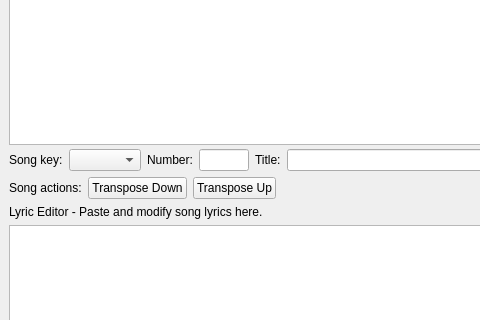
This is src/softchordeditor.ui in matvey83/softChord as Qt 5 draws it before an edit; both pictures show x 0 to 480 and y 243 to 563 of the 1091 by 878 pixel window. The edited form follows.
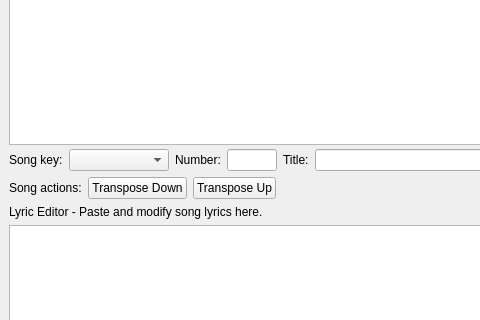
This is the edited form.

Commit message: Improved the items in the song keys menu.

The edit to the form file:
```diff
--- a/src/softchordeditor.ui
+++ b/src/softchordeditor.ui
@@ -122,7 +122,14 @@
            </widget>
           </item>
           <item>
-           <widget class="QComboBox" name="song_key_menu"/>
+           <widget class="QComboBox" name="song_key_menu">
+            <property name="minimumSize">
+             <size>
+              <width>100</width>
+              <height>0</height>
+             </size>
+            </property>
+           </widget>
           </item>
           <item>
            <widget class="QLabel" name="label_6">
```
Left out of the diff: 6 changed lines with no effect on the pictures. The commit also changes 1 other file.
